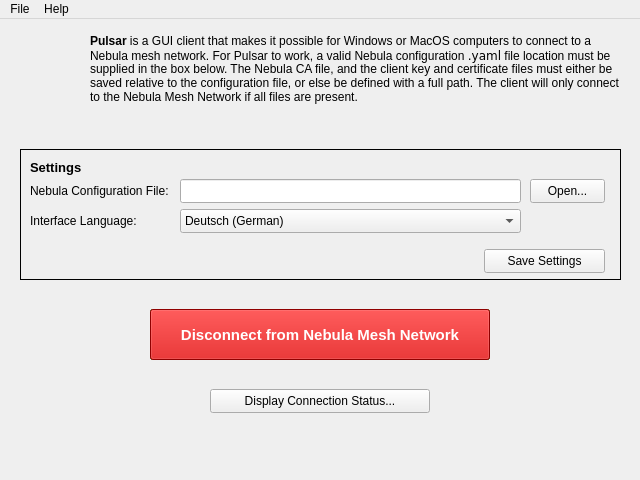
JS-Produksiyon/pulsar, file src/ui/pulsar_main.ui: the form before one commit.
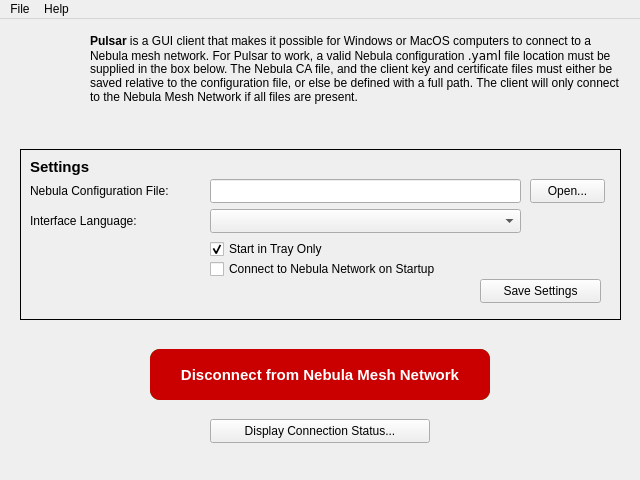
The form after the commit. Icons and pictures are not drawn.

Commit message: settings and interface translation base

```diff
--- a/src/ui/pulsar_main.ui
+++ b/src/ui/pulsar_main.ui
@@ -57,7 +57,7 @@
       <x>20</x>
       <y>130</y>
       <width>601</width>
-      <height>131</height>
+      <height>171</height>
      </rect>
     </property>
     <property name="frameShape">
@@ -77,7 +77,7 @@
      </property>
      <property name="font">
       <font>
-       <pointsize>10</pointsize>
+       <pointsize>11</pointsize>
        <bold>true</bold>
       </font>
      </property>
@@ -114,9 +114,9 @@
     <widget class="QLineEdit" name="configFilePath">
      <property name="geometry">
       <rect>
-       <x>160</x>
+       <x>190</x>
        <y>30</y>
-       <width>341</width>
+       <width>311</width>
        <height>24</height>
       </rect>
      </property>
@@ -137,33 +137,18 @@
     <widget class="QComboBox" name="comboBox">
      <property name="geometry">
       <rect>
-       <x>160</x>
+       <x>190</x>
        <y>60</y>
-       <width>341</width>
+       <width>311</width>
        <height>24</height>
       </rect>
      </property>
-     <item>
-      <property name="text">
-       <string>Deutsch (German)</string>
-      </property>
-     </item>
-     <item>
-      <property name="text">
-       <string>English</string>
-      </property>
-     </item>
-     <item>
-      <property name="text">
-       <string>Türkçe (Turkish)</string>
-      </property>
-     </item>
     </widget>
     <widget class="QPushButton" name="btnSaveSettings">
      <property name="geometry">
       <rect>
-       <x>464</x>
-       <y>100</y>
+       <x>460</x>
+       <y>130</y>
        <width>121</width>
        <height>24</height>
       </rect>
@@ -172,12 +157,44 @@
       <string>Save Settings</string>
      </property>
     </widget>
+    <widget class="QCheckBox" name="checkTrayOnly">
+     <property name="geometry">
+      <rect>
+       <x>190</x>
+       <y>90</y>
+       <width>301</width>
+       <height>20</height>
+      </rect>
+     </property>
+     <property name="text">
+      <string>Start in Tray Only</string>
+     </property>
+     <property name="checked">
+      <bool>true</bool>
+     </property>
+    </widget>
+    <widget class="QCheckBox" name="checkAutostart">
+     <property name="geometry">
+      <rect>
+       <x>190</x>
+       <y>110</y>
+       <width>301</width>
+       <height>20</height>
+      </rect>
+     </property>
+     <property name="text">
+      <string>Connect to Nebula Network on Startup</string>
+     </property>
+    </widget>
    </widget>
    <widget class="QPushButton" name="btnConnect">
+    <property name="enabled">
+     <bool>true</bool>
+    </property>
     <property name="geometry">
      <rect>
       <x>150</x>
-      <y>290</y>
+      <y>330</y>
       <width>340</width>
       <height>51</height>
      </rect>
@@ -189,10 +206,18 @@
      </font>
     </property>
     <property name="styleSheet">
-     <string notr="true">color: white;
-background-color: rgb(0, 170, 0);
-border-color: rgb(0, 255, 0);
-</string>
+     <string notr="true">QPushButton#btnConnect {
+	color: white;
+	background-color: rgb(0, 170, 0);
+	border-color: rgb(0, 255, 0);
+	border-radius: 10px;
+}
+QPushButton#btnConnect:pressed {
+	background-color: rgb(0, 255, 0)
+}
+QPushButton#btnConnect:disabled {
+	background-color: rgb(0, 85, 0);
+}</string>
     </property>
     <property name="text">
      <string>Connect to Nebula Mesh Network</string>
@@ -202,7 +227,7 @@
     <property name="geometry">
      <rect>
       <x>150</x>
-      <y>290</y>
+      <y>330</y>
       <width>340</width>
       <height>51</height>
      </rect>
@@ -214,9 +239,15 @@
      </font>
     </property>
     <property name="styleSheet">
-     <string notr="true">color: white;
-background-color: rgb(202, 0, 0);
-border-color: rgb(255, 0, 0);</string>
+     <string notr="true">QPushButton#btnDisconnect {
+	color: white;
+	background-color: rgb(202, 0, 0);
+	border-color: rgb(255, 0, 0);
+	border-radius: 10px;
+}
+QPushButton#btnDisconnect:pressed {
+	background-color: rgb(255,0,0);
+}</string>
     </property>
     <property name="text">
      <string>Disconnect from Nebula Mesh Network</string>
@@ -226,7 +257,7 @@
     <property name="geometry">
      <rect>
       <x>210</x>
-      <y>370</y>
+      <y>400</y>
       <width>220</width>
       <height>24</height>
      </rect>
```
Left out of the diff: 14 changed lines with no effect on the pictures. The commit also changes 4 other files.
